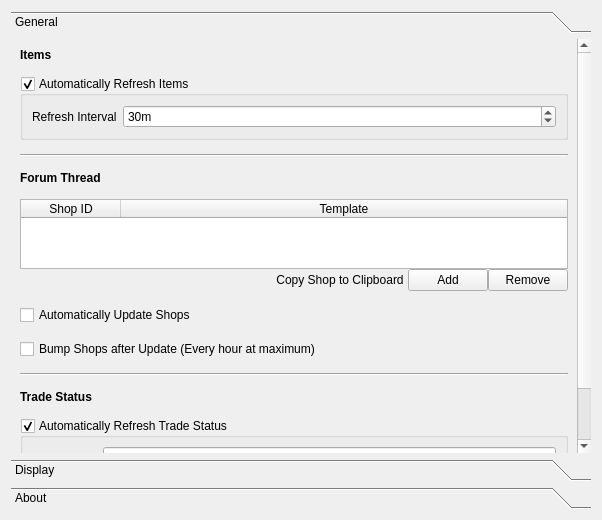
Before: the Qt Designer form forms/settingspane.ui in xyzz/acquisition, drawn with Qt 5.
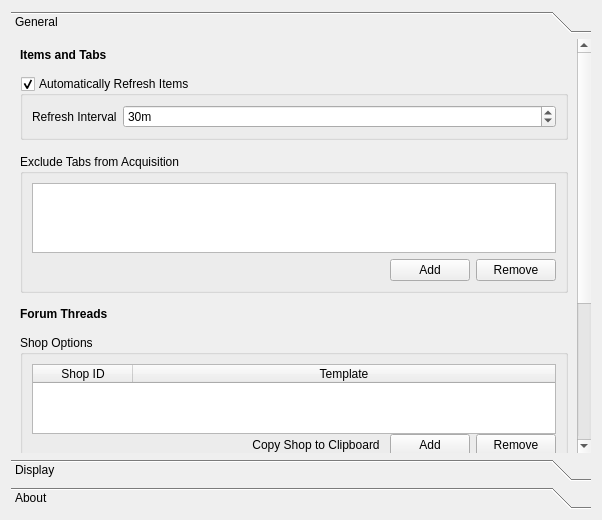
After: the same form once the commit is applied. The open tabs and pages were chosen to show the change.

Commit message: Added excluding tabs from Acquisition based off regexp

What changed in the file:
```diff
--- a/forms/settingspane.ui
+++ b/forms/settingspane.ui
@@ -23,9 +23,9 @@
       <property name="geometry">
        <rect>
         <x>0</x>
-        <y>0</y>
+        <y>-50</y>
         <width>567</width>
-        <height>476</height>
+        <height>635</height>
        </rect>
       </property>
       <attribute name="label">
@@ -44,7 +44,7 @@
           </font>
          </property>
          <property name="text">
-          <string>Items</string>
+          <string>Items and Tabs</string>
          </property>
         </widget>
        </item>
@@ -90,14 +90,100 @@
         </widget>
        </item>
        <item>
-        <widget class="Line" name="line">
-         <property name="midLineWidth">
-          <number>0</number>
-         </property>
+        <layout class="QGridLayout" name="gridLayout">
+         <item row="0" column="0">
+          <widget class="QGroupBox" name="groupBox">
+           <property name="title">
+            <string>Exclude Tabs from Acquisition</string>
+           </property>
+           <property name="flat">
+            <bool>false</bool>
+           </property>
+           <property name="checkable">
+            <bool>false</bool>
+           </property>
+           <property name="checked">
+            <bool>false</bool>
+           </property>
+           <layout class="QVBoxLayout" name="verticalLayout_3">
+            <item>
+             <widget class="QListWidget" name="tabExclusionListWidget">
+              <property name="sizePolicy">
+               <sizepolicy hsizetype="Expanding" vsizetype="Expanding">
+                <horstretch>0</horstretch>
+                <verstretch>0</verstretch>
+               </sizepolicy>
+              </property>
+              <property name="editTriggers">
+               <set>QAbstractItemView::DoubleClicked|QAbstractItemView::EditKeyPressed</set>
+              </property>
+              <property name="tabKeyNavigation">
+               <bool>true</bool>
+              </property>
+              <property name="showDropIndicator" stdset="0">
+               <bool>false</bool>
+              </property>
+              <property name="dragDropOverwriteMode">
+               <bool>false</bool>
+              </property>
+              <property name="dragDropMode">
+               <enum>QAbstractItemView::NoDragDrop</enum>
+              </property>
+              <property name="alternatingRowColors">
+               <bool>true</bool>
+              </property>
+              <property name="selectionMode">
+               <enum>QAbstractItemView::SingleSelection</enum>
+              </property>
+              <property name="selectionBehavior">
+               <enum>QAbstractItemView::SelectRows</enum>
+              </property>
+              <property name="movement">
+               <enum>QListView::Snap</enum>
+              </property>
+              <property name="uniformItemSizes">
+               <bool>true</bool>
+              </property>
+              <property name="sortingEnabled">
+               <bool>false</bool>
+              </property>
+             </widget>
+            </item>
+            <item>
+             <layout class="QHBoxLayout" name="horizontalLayout_2">
+              <item>
+               <spacer name="horizontalSpacer">
          <property name="orientation">
           <enum>Qt::Horizontal</enum>
          </property>
-        </widget>
+                <property name="sizeHint" stdset="0">
+                 <size>
+                  <width>40</width>
+                  <height>20</height>
+                 </size>
+                </property>
+               </spacer>
+              </item>
+              <item>
+               <widget class="QPushButton" name="addTabExclusion">
+                <property name="text">
+                 <string>Add</string>
+                </property>
+               </widget>
+              </item>
+              <item>
+               <widget class="QPushButton" name="removeTabExclusion">
+                <property name="text">
+                 <string>Remove</string>
+                </property>
+               </widget>
+              </item>
+             </layout>
+            </item>
+           </layout>
+          </widget>
+         </item>
+        </layout>
        </item>
        <item>
         <widget class="QLabel" name="label_3">
@@ -108,10 +194,16 @@
           </font>
          </property>
          <property name="text">
-          <string>Forum Thread</string>
+          <string>Forum Threads</string>
          </property>
         </widget>
        </item>
+       <item>
+        <widget class="QGroupBox" name="groupBox_2">
+         <property name="title">
+          <string>Shop Options</string>
+         </property>
+         <layout class="QVBoxLayout" name="verticalLayout_4">
        <item>
         <layout class="QVBoxLayout" name="verticalLayout_2">
          <property name="spacing">
@@ -119,6 +211,18 @@
          </property>
          <item>
           <widget class="QTableWidget" name="shopsWidget">
+              <property name="sizePolicy">
+               <sizepolicy hsizetype="Expanding" vsizetype="Expanding">
+                <horstretch>0</horstretch>
+                <verstretch>0</verstretch>
+               </sizepolicy>
+              </property>
+              <property name="showDropIndicator" stdset="0">
+               <bool>false</bool>
+              </property>
+              <property name="dragDropOverwriteMode">
+               <bool>false</bool>
+              </property>
            <property name="alternatingRowColors">
             <bool>true</bool>
            </property>
@@ -146,7 +250,7 @@
          <item>
           <layout class="QHBoxLayout" name="horizontalLayout">
            <property name="spacing">
-            <number>0</number>
+               <number>6</number>
            </property>
            <item>
             <spacer name="horizontalSpacer_2">
@@ -201,6 +305,9 @@
          <property name="text">
           <string>Bump Shops after Update (Every hour at maximum)</string>
          </property>
+           </widget>
+          </item>
+         </layout>
         </widget>
        </item>
        <item>
```
Left out of the diff: 6 changed lines with no effect on the pictures. Lines whose indentation alone changed are shown as unchanged. The commit also changes 3 other files.
